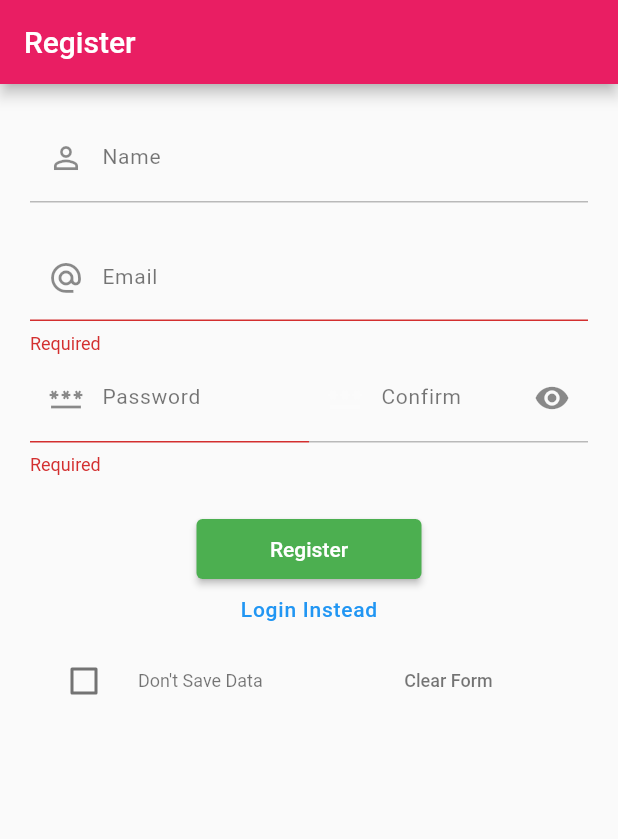
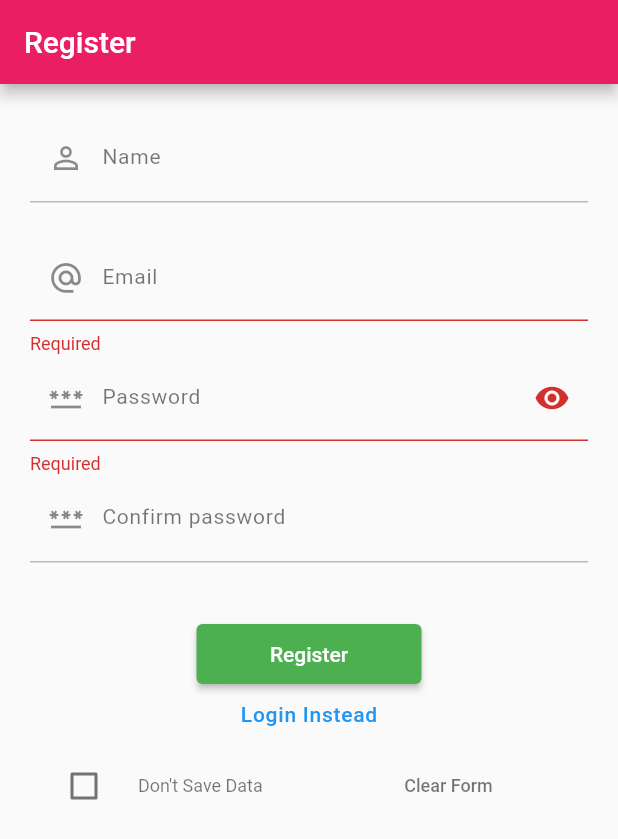
Before and after one commit to 26june/walkerrr, a Flutter app: the screen it shows after launch, after a tap on "Login", after a tap on "Register Instead", on a phone screen of 412 x 824 dp. Shown: the top 839 px of the screen. Run offline on Flutter 3.47's test engine with Material 2 defaults, Android fonts, the phone set to English and light mode, and no system bars; our stand-ins replace firebase_auth, firebase_core, flutter_secure_storage, flutter_speed_dial, form_field_validator, pedometer and 1 more; accounts and stored records are empty.

Commit message:
split password and confirm row

```diff
--- a/lib/pages/login_register_page.dart
+++ b/lib/pages/login_register_page.dart
@@ -254,11 +254,9 @@ class _LoginPageState extends State<LoginPage> {
           ),
         ),
         suffixIcon: IconButton(
-          icon: (_isLogin)
-              ? Icon(
+          icon: Icon(
             _isVisible ? Icons.visibility : Icons.visibility_off,
-                )
-              : Container(),
+          ),
           onPressed: () {
             setState(() {
               _isVisible = !_isVisible;
@@ -280,7 +278,7 @@ class _LoginPageState extends State<LoginPage> {
       controller: _controllerPasswordConfirm,
       cursorColor: Colors.green,
       decoration: InputDecoration(
-        hintText: 'Re-type',
+        hintText: 'Re-type password',
         hintStyle: TextStyle(
           color: Colors.black26,
           fontSize: 12,
@@ -297,25 +295,14 @@ class _LoginPageState extends State<LoginPage> {
         ),
         prefixIcon: const Icon(
           Icons.password_outlined,
-          color: Colors.white24,
         ),
         label: const Text(
-          'Confirm',
+          'Confirm password',
           style: TextStyle(
             color: Colors.black54,
             letterSpacing: 0.5,
             fontSize: 14,
           ),
-        ),
-        suffixIcon: IconButton(
-          icon: Icon(
-            _isVisible ? Icons.visibility : Icons.visibility_off,
-          ),
-          onPressed: () {
-            setState(() {
-              _isVisible = !_isVisible;
-            });
-          },
         ),
       ),
     );
@@ -330,10 +317,6 @@ class _LoginPageState extends State<LoginPage> {
         style: ElevatedButton.styleFrom(
             backgroundColor: Colors.green, foregroundColor: Colors.white),
         onPressed: () {
-          // print('========= controler tex:t $_controllerPassword.text');
-          // print('========= confirm: $_passwordConfirm');
-          // print('========= passw: $_password');
-          // print('========= isLogin: $_isLogin');
           if (_formKey.currentState!.validate()) {
             if (_isLogin) _submitValidation();
             {
@@ -456,26 +439,20 @@ class _LoginPageState extends State<LoginPage> {
                         width: double.infinity,
                         child: _entryFieldEmail("Your email", _controllerEmail),
                       ),
-                    ],
-                  ),
-                  SizedBox(
+                      Container(
+                        height: 80,
                         width: double.infinity,
-                    height: 90,
-                    child: Row(
-                      mainAxisAlignment: MainAxisAlignment.start,
-                      crossAxisAlignment: CrossAxisAlignment.start,
-                      children: [
-                        Expanded(
                         child: _entryFieldPassword(
                             "Enter password", _controllerPassword),
                       ),
                       if (!_isLogin)
-                          Expanded(
+                        Container(
+                          height: 80,
+                          width: double.infinity,
                           child: _entryFieldPasswordConfirm(
-                                  "Re-type password",
-                                  _controllerPasswordConfirm)),
+                              "Re-type password", _controllerPasswordConfirm),
+                        ),
                     ],
-                    ),
                   ),
                   Column(
                     mainAxisAlignment: MainAxisAlignment.center,
--- a/lib/pages/settings_page.dart
+++ b/lib/pages/settings_page.dart
@@ -79,9 +79,6 @@ class _HomePageState extends State<HomePage> {
     final email = await _secureStorage.getEmail() ?? '';
     final password = await _secureStorage.getPassWord() ?? '';
     final userCredentials = [displayName, email, password];
-    // setState(() {
-    //   userCredentialsState = userCredentials;
-    // });
   }
 
 // --------- User data edit ---------
--- a/pubspec.yaml
+++ b/pubspec.yaml
@@ -44,6 +44,7 @@ dependencies:
    flutter_secure_storage: ^7.0.1
    flutter_speed_dial: ^6.2.0
    form_field_validator: ^1.1.0
+   animated_styled_widget: ^0.4.6
 
 dev_dependencies:
    flutter_test:
```
Also changed, not shown: pubspec.lock. Lines whose indentation alone changed are shown as unchanged.
